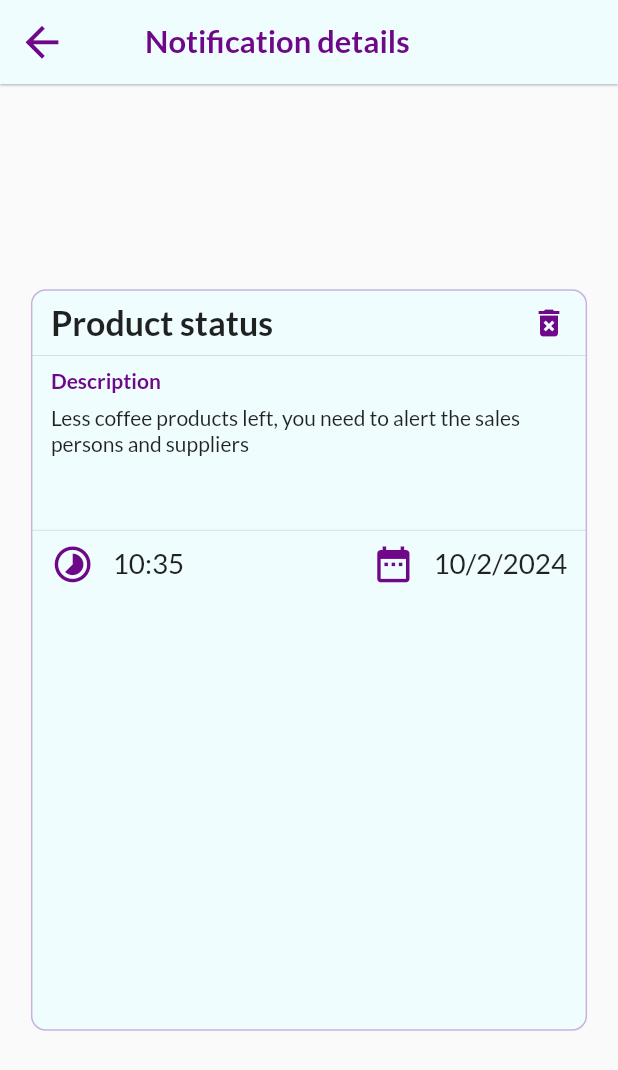
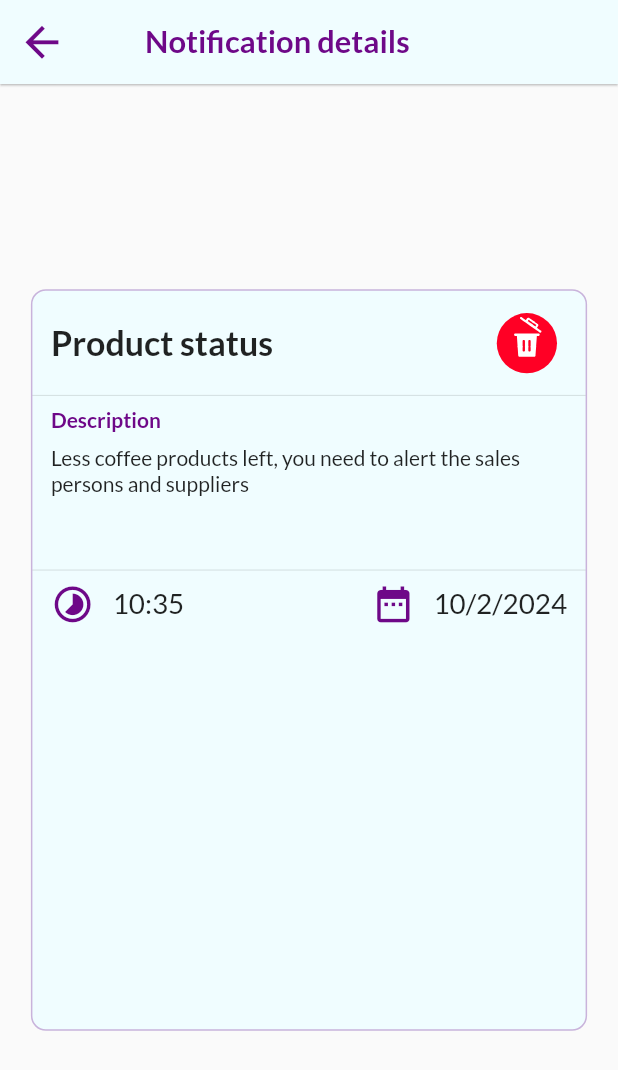
Before and after one commit to ampaignitious/crm, a Flutter app: the SingleNotificationDisplayScreen screen opened directly, on a phone screen of 412 x 824 dp. Shown: the top 1070 px of the screen. Run offline on Flutter 3.47's test engine with Material 2 defaults, Android fonts, the phone set to English and light mode, and no system bars; our stand-ins replace google_fonts, location, lottie.

Commit message:
worked on a single display for notificaiton screen

```diff
--- a/lib/Widgets/NotificationWidgets/SingleNotificationDisplayScreen.dart
+++ b/lib/Widgets/NotificationWidgets/SingleNotificationDisplayScreen.dart
@@ -1,6 +1,7 @@
 import 'package:crm/Utils/AppColors.dart';
 import 'package:flutter/material.dart';
 import 'package:google_fonts/google_fonts.dart';
+import 'package:lottie/lottie.dart';
 
 // ignore: must_be_immutable
 class SingleNotificationDisplayScreen extends StatefulWidget {
@@ -66,9 +67,15 @@ class _SingleNotificationDisplayScreenState extends State<SingleNotificationDisp
                   ),
                   Padding(
                     padding: EdgeInsets.only(right: size.width*0.03),
-                    child: Icon(Icons.delete_forever,
-                    color: AppColors.contentColorPurple,
-                    ),
+                    // child: Icon(Icons.delete_forever,
+                    // color: AppColors.contentColorPurple,
+                    // ),
+                    child: Lottie.asset(
+                    'assets/json/delete.json', // Path to your Lottie animation JSON file
+                    width: size.width*0.13, // Adjust width as needed
+                    height: size.height*0.065,
+                    fit: BoxFit.fill,
+                      ),
                   )
                 ],
               ),
```
Also changed, not shown: assets/json/delete.json (added, +1 -0 lines).
